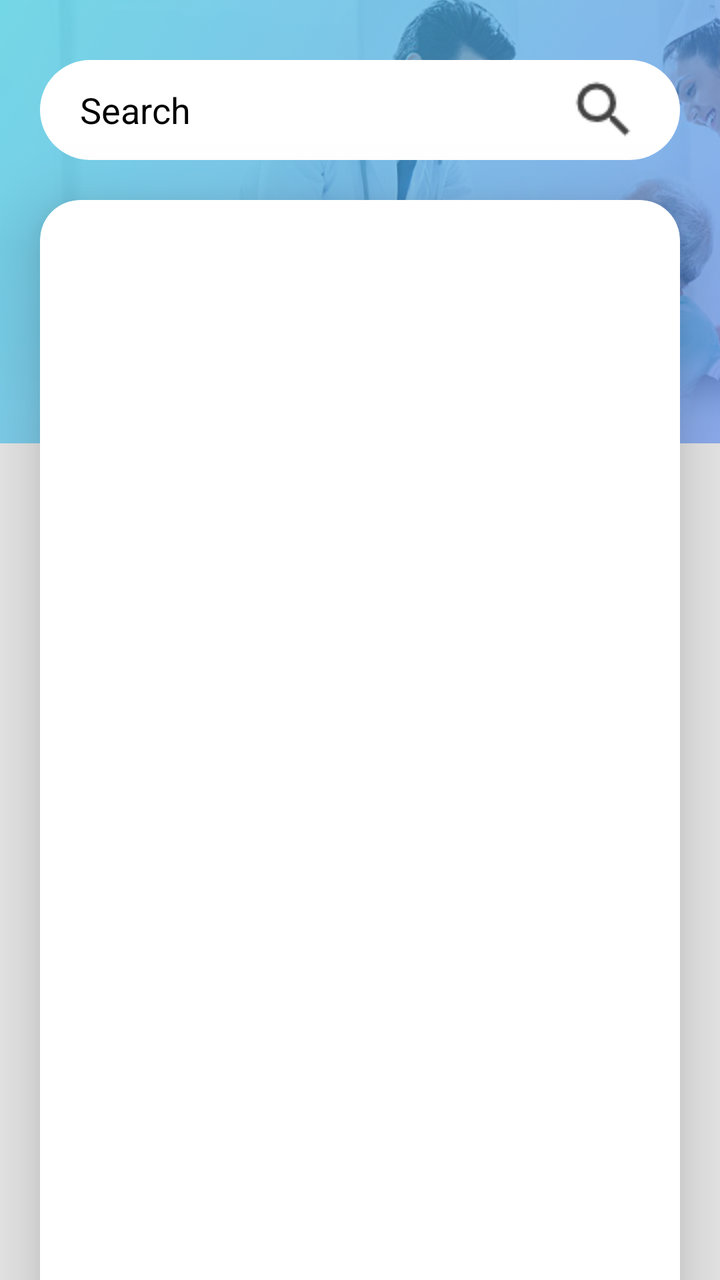
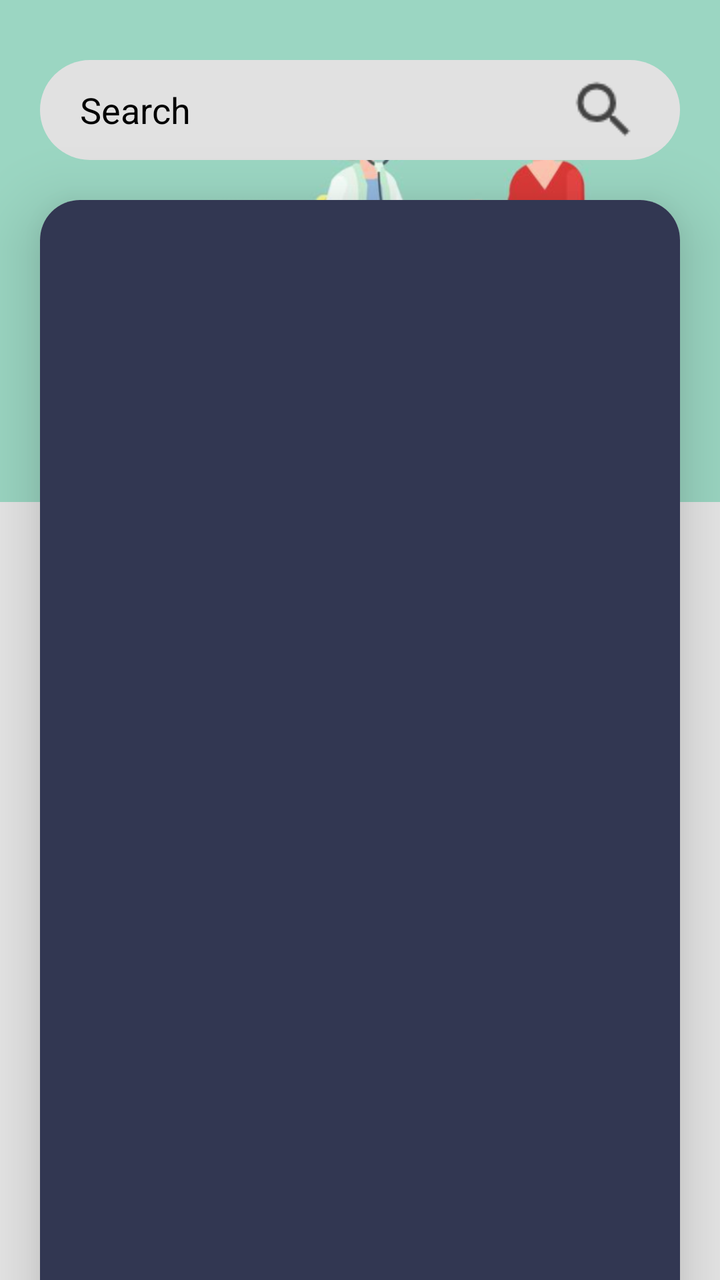

Screens rendered from an Android XML layout before and after an edit, with the pre-edit source and the edit as a unified diff.
<!-- AndroidManifest.xml: application theme AppTheme -->
<!-- res/layout/home_page.xml -->
<?xml version="1.0" encoding="utf-8"?>
<RelativeLayout xmlns:android="http://schemas.android.com/apk/res/android"
    xmlns:aapt="http://schemas.android.com/aapt"
    xmlns:app="http://schemas.android.com/apk/res-auto"
    android:layout_width="match_parent"
    android:layout_height="match_parent"
    android:background="@color/gray_color">



    <RelativeLayout
        android:layout_width="match_parent"
        android:layout_height="wrap_content"
        android:background="@mipmap/helth_bg">

    </RelativeLayout>



    <EditText
        android:id="@+id/et_sesrch"
        android:layout_width="match_parent"
        android:layout_height="50dp"
        android:layout_marginLeft="20dp"
        android:layout_marginRight="20dp"
        android:layout_marginBottom="10dp"
        android:layout_marginTop="30dp"
        android:background="@drawable/rounded_corner_search"
        android:drawableRight="@drawable/ic_search"
        android:drawableTint="@color/grey_calendar"
        android:gravity="center_vertical"
        android:hint="@string/search"
        android:paddingLeft="20dp"
        android:paddingRight="20dp"
        android:textColor="@color/black"
        android:textColorHint="@color/black" />

    <androidx.cardview.widget.CardView
        android:id="@+id/cardviewone"
        android:layout_width="match_parent"
        android:layout_height="match_parent"
        android:layout_marginLeft="20dp"
        android:layout_below="@+id/banner"
        android:layout_marginTop="100dp"
        android:layout_marginBottom="-20dp"
        android:layout_marginRight="20dp"
        android:orientation="horizontal"
        app:cardCornerRadius="20dp"
        app:cardElevation="20dip">

        <RelativeLayout
            android:layout_width="match_parent"
            android:layout_height="wrap_content">



        <androidx.recyclerview.widget.RecyclerView
            android:id="@+id/recyclerview_homepage"
            android:layout_width="match_parent"
            android:layout_height="match_parent"
            android:layout_marginLeft="10dp"
            android:layout_marginRight="10dp"
            android:layout_marginTop="10dp"
            android:layout_marginBottom="25dp"
            android:layout_below="@+id/et_sesrch"
            android:scrollbars="none"
            />

        </RelativeLayout>

    </androidx.cardview.widget.CardView>








</RelativeLayout>
<!-- resources referenced by this layout -->
<resources>
  <color name="black">#000000</color>
  <color name="gray_color">#E6E6E6</color>
  <color name="grey_calendar">#434343</color>
  <!-- drawable ic_search: png bitmap (drawable, 511 bytes) -->
  <!-- drawable rounded_corner_search (drawable) -->
  <?xml version="1.0" encoding="utf-8"?>
  <shape xmlns:android="http://schemas.android.com/apk/res/android"
      xmlns:aapt="http://schemas.android.com/aapt"
      xmlns:app="http://schemas.android.com/apk/res-auto"
      android:shape="rectangle">
      <solid android:color="@color/white" />
  
  
      <padding
          android:bottom="4dp"
          android:left="4dp"
          android:right="4dp"
          android:top="4dp" />
      <corners android:radius="25dp" />
  </shape>
  <!-- mipmap helth_bg: png bitmap (mipmap-xhdpi, 212844 bytes) -->
  <string name="search">Search</string>
  <style name="AppTheme" parent="Theme.AppCompat.Light.DarkActionBar">
          
          <item name="colorPrimary">@color/colorPrimary</item>
          <item name="colorPrimaryDark">@color/colorPrimaryDark</item>
          <item name="colorAccent">@color/colorAccent</item>
      </style>
  <color name="white">#ffffff</color>
  <color name="colorPrimary">#36D1DC</color>
  <color name="colorPrimaryDark">#044fab</color>
  <color name="colorAccent">#03DAC5</color>
</resources>

<!-- the commit's change to res/layout/home_page.xml (unified diff, before → after) -->
@@ -11,7 +11,7 @@
     <RelativeLayout
         android:layout_width="match_parent"
         android:layout_height="wrap_content"
-        android:background="@mipmap/helth_bg">
+        android:background="@mipmap/calculator_banner_2">
 
     </RelativeLayout>
 
@@ -50,7 +50,8 @@
 
         <RelativeLayout
             android:layout_width="match_parent"
-            android:layout_height="wrap_content">
+            android:layout_height="wrap_content"
+            android:background="#323752">
 
 
 
<!-- resource entries referenced after the edit -->
@@ -10,7 +10,7 @@
       xmlns:aapt="http://schemas.android.com/aapt"
       xmlns:app="http://schemas.android.com/apk/res-auto"
       android:shape="rectangle">
-      <solid android:color="@color/white" />
+      <solid android:color="#e1e1e1" />
   
   
       <padding
@@ -20,7 +20,7 @@
           android:top="4dp" />
       <corners android:radius="25dp" />
   </shape>
-  <!-- mipmap helth_bg: png bitmap (mipmap-xhdpi, 212844 bytes) -->
+  <!-- mipmap calculator_banner_2: png bitmap (mipmap-xhdpi, 192739 bytes) -->
   <string name="search">Search</string>
   <style name="AppTheme" parent="Theme.AppCompat.Light.DarkActionBar">
           
@@ -28,9 +28,8 @@
           <item name="colorPrimaryDark">@color/colorPrimaryDark</item>
           <item name="colorAccent">@color/colorAccent</item>
       </style>
-  <color name="white">#ffffff</color>
-  <color name="colorPrimary">#36D1DC</color>
-  <color name="colorPrimaryDark">#044fab</color>
-  <color name="colorAccent">#03DAC5</color>
+  <color name="colorPrimary">#434A71</color>
+  <color name="colorPrimaryDark">#1F2339</color>
+  <color name="colorAccent">#1F2339</color>
 </resources>
 
